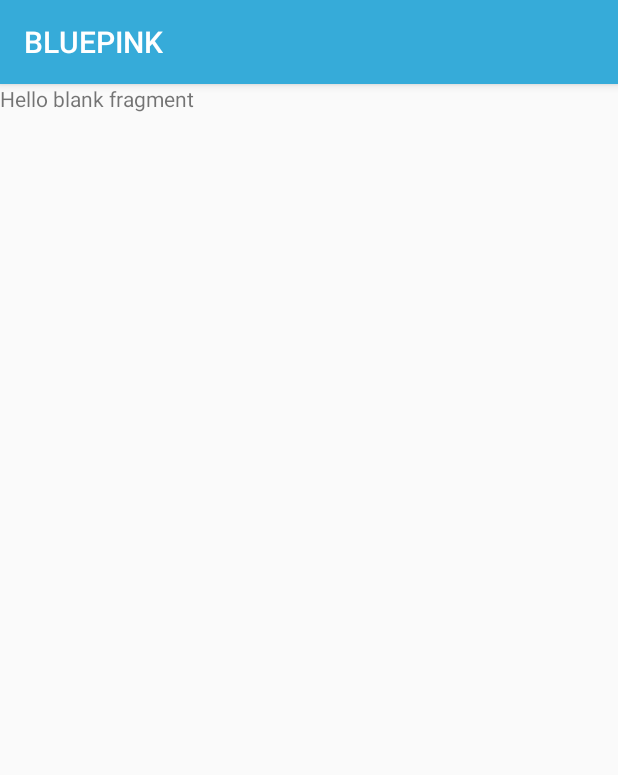
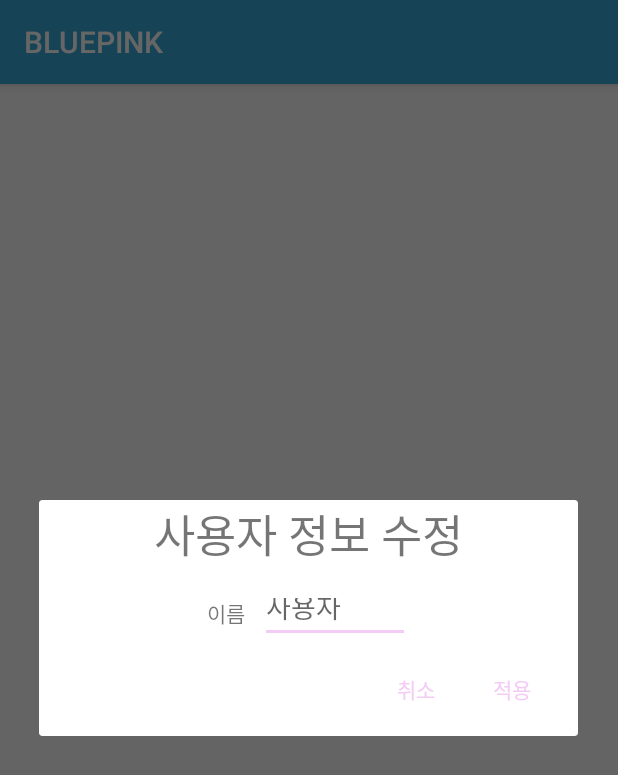
Before and after one commit to haileykim1/BLUEPINK, an Android app: the fragment UserInfoPageFragment shown on its own in the app's theme, on a phone screen of 412 x 824 dp. Shown: the top 775 px of the screen. Run offline under Robolectric (Android 15) with nearby library versions, the phone set to English and light mode, and no system bars.

Commit message:
Complete UserInfoPageFragment.kt

```diff
--- a/BLUEPINK/app/src/main/java/com/sogeunnsogeun/bluepink/ContentFragment.kt
+++ b/BLUEPINK/app/src/main/java/com/sogeunnsogeun/bluepink/ContentFragment.kt
@@ -47,7 +47,8 @@ class ContentFragment : AppCompatDialogFragment() {
         }
 
         update_user.setOnClickListener {
-            Toast.makeText(context, "사용자 설정", Toast.LENGTH_SHORT).show()
+            UserInfoPageFragment().show(fragmentManager!!, "UserInfoPageFragment")
+            this.dismiss()
         }
 
         update_bot.setOnClickListener {
--- a/BLUEPINK/app/src/main/java/com/sogeunnsogeun/bluepink/UserInfoPageFragment.kt
+++ b/BLUEPINK/app/src/main/java/com/sogeunnsogeun/bluepink/UserInfoPageFragment.kt
@@ -1,22 +1,50 @@
 package com.sogeunnsogeun.bluepink
 
+import android.app.AlertDialog
+import android.app.Dialog
 import android.os.Bundle
+import android.text.Editable
 import androidx.fragment.app.Fragment
 import android.view.LayoutInflater
 import android.view.View
 import android.view.ViewGroup
+import android.widget.LinearLayout
+import androidx.appcompat.app.AppCompatDialogFragment
+import kotlinx.android.synthetic.main.fragment_user_info_page.*
 
 /**
  * A simple [Fragment] subclass.
  */
-class UserInfoPageFragment : Fragment() {
+class UserInfoPageFragment : AppCompatDialogFragment() {
+
+    lateinit var myView: View
 
     override fun onCreateView(
         inflater: LayoutInflater, container: ViewGroup?,
         savedInstanceState: Bundle?
     ): View? {
-        // Inflate the layout for this fragment
-        return inflater.inflate(R.layout.fragment_user_info_page, container, false)
+        return myView
     }
 
+    override fun onCreateDialog(savedInstanceState: Bundle?): Dialog {
+
+        myView = activity!!.layoutInflater.inflate(R.layout.fragment_user_info_page, LinearLayout(activity), false)
+
+        return AlertDialog.Builder(activity!!)
+            .setView(myView)
+            .setNegativeButton("취소", { dialog, which -> dialog.dismiss()})
+            .setPositiveButton("적용", { dialog, which ->
+                if(user_name_edit.text.isNotEmpty()){
+                    UserInfo.set(UserInfo.NAME, user_name_edit.text.toString())
+                }
+            })
+            .create()
+    }
+
+    override fun onActivityCreated(savedInstanceState: Bundle?) {
+        super.onActivityCreated(savedInstanceState)
+
+        user_name_edit.hint = UserInfo.get(UserInfo.NAME).toString()
+
+    }
 }
--- a/BLUEPINK/app/src/main/res/layout/fragment_user_info_page.xml
+++ b/BLUEPINK/app/src/main/res/layout/fragment_user_info_page.xml
@@ -1,14 +1,35 @@
 <?xml version="1.0" encoding="utf-8"?>
-<FrameLayout xmlns:android="http://schemas.android.com/apk/res/android"
+<LinearLayout xmlns:android="http://schemas.android.com/apk/res/android"
     xmlns:tools="http://schemas.android.com/tools"
-    android:layout_width="match_parent"
-    android:layout_height="match_parent"
-    tools:context=".UserInfoPageFragment">
+    android:layout_width="wrap_content"
+    android:layout_height="wrap_content"
+    tools:context=".UserInfoPageFragment"
+    android:orientation="vertical">
 
-    <!-- TODO: Update blank fragment layout -->
     <TextView
-        android:layout_width="match_parent"
-        android:layout_height="match_parent"
-        android:text="@string/hello_blank_fragment" />
+        android:layout_width="wrap_content"
+        android:layout_height="wrap_content"
+        android:text="사용자 정보 수정"
+        android:textSize="30sp"
+        android:layout_gravity="center"
+        android:gravity="center"
+        android:layout_marginBottom="10dp"/>
 
-</FrameLayout>
+    <LinearLayout
+        android:layout_width="wrap_content"
+        android:layout_height="wrap_content"
+        android:orientation="horizontal"
+        android:layout_gravity="center"
+        android:gravity="center">
+        <TextView
+            android:layout_width="wrap_content"
+            android:layout_height="wrap_content"
+            android:text="이름"
+            android:layout_marginRight="10dp"/>
+        <EditText
+            android:id="@+id/user_name_edit"
+            android:layout_width="100dp"
+            android:layout_height="40dp"/>
+
+    </LinearLayout>
+</LinearLayout>
```
Also changed, not shown: BLUEPINK/app/src/main/res/drawable/cat1_emotion.png (added), BLUEPINK/app/src/main/res/drawable/cat1_normal.png (added), BLUEPINK/app/src/main/res/drawable/cat1_talking.png (added), 2 other files.
